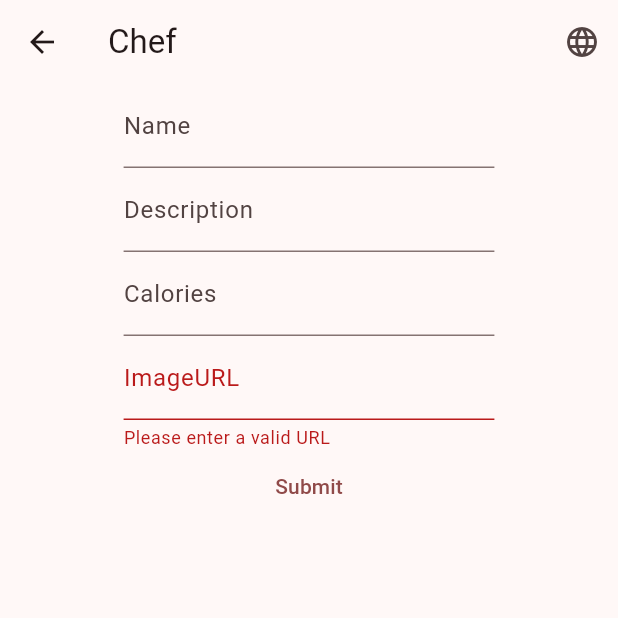
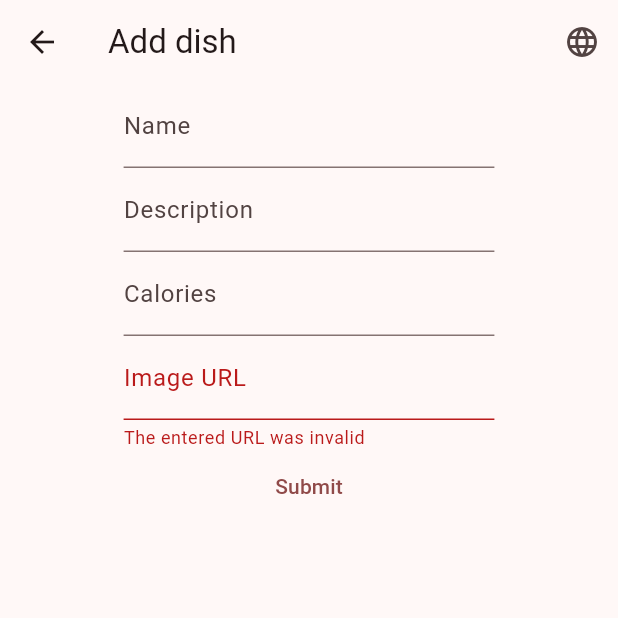
Before and after one commit to Junkfood-dk/JunkFoodAdmin, a Flutter app: the PostDishPage screen opened directly, after a tap on "Submit", on a phone screen of 412 x 824 dp, the top half of it. Run offline on Flutter 3.47's test engine with Material 3 defaults, Android fonts, the light colour scheme and no system bars; our stand-ins replace supabase_flutter; missing offline and left inert: supabase_auth_ui; accounts and stored records are empty; generated files the repository leaves out were written again; network calls fail.

Commit message:
Add translation for pages
Add translation for the current pages in accordance with DoD

```diff
--- a/lib/l10n/app_da.arb
+++ b/lib/l10n/app_da.arb
@@ -6,5 +6,45 @@
   "punchText": "Du har slået knappen så mange gange:",
   "@punchText": {
     "description": "The text in the middle, describing how many times you have punched the button"
+  },
+  "postDishButton": "Tilføj ret",
+  "@postDishButton": {
+    "description": "This is the button that will show you the post dish page"
+  },
+  "signInSuccessful": "Login var en success!",
+  "@signInSuccessful": {
+    "description": "Message to prompt the user that the signin was a success"
+  },
+  "signInError": "Det opstod en uventet fejl",
+  "@signInError": {
+    "description": "When an unexpected error occurs"
+  },
+  "addDishPageTitle": "Tilføj ret",
+  "@addDishPageTitle": {
+    "description": "Title of the add dish page"
+  },
+  "textFormLabelForName": "Titel",
+  "@textFormLabelForName": {
+    "description": "Label descriping the input for the name of the dish"
+  },
+  "textFormLabelForDescription": "Beskrivelse",
+  "@textFormLabelForDescription": {
+    "description": "Label describing the input for the description of the dish"
+  },
+  "textFormLabelForCalories": "Kalorier",
+  "@textFormLabelForCalories": {
+    "description": "Label describing the input for the name of the dish"
+  },
+  "invalidURLPromt": "Den indtastede URL er ugyldig",
+  "@invalidURLPromt": {
+    "description": "Prompts the user that the URL is invalid"
+  },
+  "textFormLabelForImageURL": "Billede URL",
+  "@textFormLabelForImageURL": {
+    "description": "Label describing the input for the imageURL of the dish"
+  },
+  "submitButton": "Skub",
+  "@submitButton": {
+    "description": "Button that submits something"
   }
 }
--- a/lib/l10n/app_en.arb
+++ b/lib/l10n/app_en.arb
@@ -6,5 +6,45 @@
   "punchText": "You have punched the button this many times:",
   "@punchText": {
     "description": "The text in the middle, describing how many times you have punched the button"
+  },
+  "postDishButton": "Add dish",
+  "@postDishButton": {
+    "description": "This is the button that will show you the post dish page"
+  },
+  "signInSuccessful": "Sign in successful!",
+  "@signInSuccessful": {
+    "description": "Message to prompt the user that the signin was a success"
+  },
+  "signInError": "Unexpected error occurred",
+  "@signInError": {
+    "description": "When an unexpected error occurs"
+  },
+  "addDishPageTitle": "Add dish",
+  "@addDishPageTitle": {
+    "description": "Title of the add dish page"
+  },
+  "textFormLabelForName": "Name",
+  "@textFormLabelForName": {
+    "description": "Label descriping the input for the name of the dish"
+  },
+  "textFormLabelForDescription": "Description",
+  "@textFormLabelForDescription": {
+    "description": "Label describing the input for the description of the dish"
+  },
+  "textFormLabelForCalories": "Calories",
+  "@textFormLabelForCalories": {
+    "description": "Label describing the input for the name of the dish"
+  },
+  "invalidURLPromt": "The entered URL was invalid",
+  "@invalidURLPromt": {
+    "description": "Prompts the user that the URL is invalid"
+  },
+  "textFormLabelForImageURL": "Image URL",
+  "@textFormLabelForImageURL": {
+    "description": "Label describing the input for the imageURL of the dish"
+  },
+  "submitButton": "Submit",
+  "@submitButton": {
+    "description": "Button that submits something"
   }
 }
--- a/lib/pages/home_page.dart
+++ b/lib/pages/home_page.dart
@@ -1,18 +1,21 @@
 import 'package:chefapp/components/dish_display_component.dart';
 import 'package:chefapp/components/language_dropdown_component.dart';
 import 'package:chefapp/model/dish_of_the_day_model.dart';
+import 'package:chefapp/model/locale.dart';
 import 'package:chefapp/pages/post_dish_page.dart';
 import 'package:flutter/material.dart';
 import 'package:provider/provider.dart';
+import 'package:flutter_gen/gen_l10n/app_localizations.dart';
 
 class HomePage extends StatelessWidget {
   const HomePage({super.key});
 
   @override
   Widget build(BuildContext context) {
-    return Scaffold(
+    return Consumer<LocaleModel>(
+      builder: (context, localeModel, child) => Scaffold(
         appBar: AppBar(
-        title: const Text("Chef"),
+          title: Text(AppLocalizations.of(context)!.homePageTitle),
           actions: [LanguageDropdown()],
           automaticallyImplyLeading: false,
         ),
@@ -30,14 +33,15 @@ class HomePage extends StatelessWidget {
                             Navigator.of(context).push(MaterialPageRoute(
                           builder: (context) => PostDishPage(),
                         )),
-                      child: const Text("Post dish"),
+                        child:
+                            Text(AppLocalizations.of(context)!.postDishButton),
                       );
                     } else {
                       return Column(
                         children: [
                           Center(
-                            child:
-                                DishDisplayComponent(dish: state.dishOfTheDay))
+                              child: DishDisplayComponent(
+                                  dish: state.dishOfTheDay))
                         ],
                       );
                     }
@@ -45,6 +49,7 @@ class HomePage extends StatelessWidget {
                 });
           }),
         ),
+      ),
     );
   }
 }
--- a/lib/pages/post_dish_page.dart
+++ b/lib/pages/post_dish_page.dart
@@ -3,6 +3,7 @@ import 'package:chefapp/model/dish_of_the_day_model.dart';
 import 'package:flutter/material.dart';
 import 'package:flutter/services.dart';
 import 'package:provider/provider.dart';
+import 'package:flutter_gen/gen_l10n/app_localizations.dart';
 
 final _formKey = GlobalKey<FormState>();
 
@@ -18,7 +19,7 @@ class PostDishPage extends StatelessWidget {
       create: (context) => PostDishPageState(),
       child: Scaffold(
           appBar: AppBar(
-            title: const Text("Chef"),
+            title: Text(AppLocalizations.of(context)!.addDishPageTitle),
             actions: [LanguageDropdown()],
           ),
           body: Center(
@@ -30,20 +31,23 @@ class PostDishPage extends StatelessWidget {
                 children: [
                   Consumer<PostDishPageState>(
                       builder: (context, state, _) => TextFormField(
-                            decoration:
-                                const InputDecoration(labelText: "Name"),
+                            decoration: InputDecoration(
+                                labelText: AppLocalizations.of(context)!
+                                    .textFormLabelForName),
                             onChanged: (value) => state.setTitle(value),
                           )),
                   Consumer<PostDishPageState>(
                       builder: (context, state, _) => TextFormField(
-                            decoration:
-                                const InputDecoration(labelText: "Description"),
+                            decoration: InputDecoration(
+                                labelText: AppLocalizations.of(context)!
+                                    .textFormLabelForDescription),
                             onChanged: (value) => state.setDescription(value),
                           )),
                   Consumer<PostDishPageState>(
                       builder: (context, state, _) => TextFormField(
-                            decoration:
-                                const InputDecoration(labelText: "Calories"),
+                            decoration: InputDecoration(
+                                labelText: AppLocalizations.of(context)!
+                                    .textFormLabelForCalories),
                             keyboardType: TextInputType.number,
                             inputFormatters: <TextInputFormatter>[
                               FilteringTextInputFormatter.digitsOnly
@@ -55,13 +59,15 @@ class PostDishPage extends StatelessWidget {
                       builder: (context, state, _) => TextFormField(
                             validator: (value) {
                               if (!isValidUrl(value!)) {
-                                return "Please enter a valid URL";
+                                return AppLocalizations.of(context)!
+                                    .invalidURLPromt;
                               } else {
                                 return null;
                               }
                             },
-                            decoration:
-                                const InputDecoration(labelText: "ImageURL"),
+                            decoration: InputDecoration(
+                                label: Text(AppLocalizations.of(context)!
+                                    .textFormLabelForImageURL)),
                             onChanged: (value) {
                               if (isValidUrl(value)) {
                                 state.setImageUrl(value);
@@ -81,7 +87,8 @@ class PostDishPage extends StatelessWidget {
                                   Navigator.of(context).pop();
                                 }
                               },
-                              child: const Text("Submit")))
+                              child: Text(
+                                  AppLocalizations.of(context)!.submitButton)))
                 ],
               ),
             ),
```
Also changed, not shown: lib/pages/login_page.dart (+4 -4 lines), pubspec.yaml (+2 -5 lines). Lines whose indentation alone changed are shown as unchanged.
